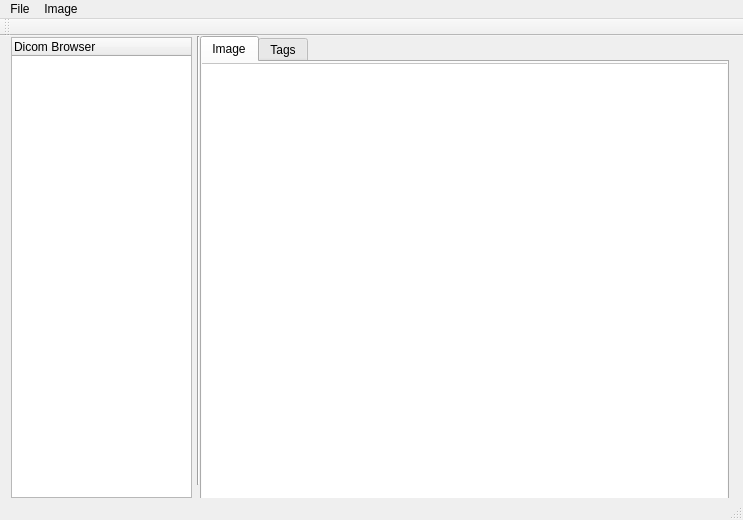
First picture: the form in mainwindow.ui, repository camol/DicomView, before the edit.
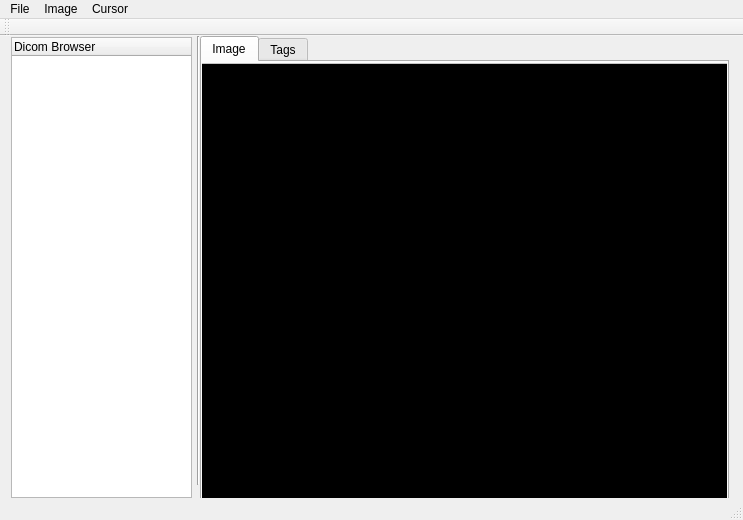
Second picture: the form after the edit.

Diff of the .ui file:
```diff
--- a/mainwindow.ui
+++ b/mainwindow.ui
@@ -81,18 +81,18 @@
          <colorrole role="Light">
           <brush brushstyle="SolidPattern">
            <color alpha="255">
-            <red>255</red>
-            <green>255</green>
-            <blue>255</blue>
+            <red>0</red>
+            <green>0</green>
+            <blue>0</blue>
            </color>
           </brush>
          </colorrole>
          <colorrole role="Midlight">
           <brush brushstyle="SolidPattern">
            <color alpha="255">
-            <red>255</red>
-            <green>255</green>
-            <blue>255</blue>
+            <red>0</red>
+            <green>0</green>
+            <blue>0</blue>
            </color>
           </brush>
          </colorrole>
@@ -144,9 +144,9 @@
          <colorrole role="Base">
           <brush brushstyle="SolidPattern">
            <color alpha="255">
-            <red>255</red>
-            <green>255</green>
-            <blue>255</blue>
+            <red>0</red>
+            <green>0</green>
+            <blue>0</blue>
            </color>
           </brush>
          </colorrole>
@@ -218,18 +218,18 @@
          <colorrole role="Light">
           <brush brushstyle="SolidPattern">
            <color alpha="255">
-            <red>255</red>
-            <green>255</green>
-            <blue>255</blue>
+            <red>0</red>
+            <green>0</green>
+            <blue>0</blue>
            </color>
           </brush>
          </colorrole>
          <colorrole role="Midlight">
           <brush brushstyle="SolidPattern">
            <color alpha="255">
-            <red>255</red>
-            <green>255</green>
-            <blue>255</blue>
+            <red>0</red>
+            <green>0</green>
+            <blue>0</blue>
            </color>
           </brush>
          </colorrole>
@@ -281,9 +281,9 @@
          <colorrole role="Base">
           <brush brushstyle="SolidPattern">
            <color alpha="255">
-            <red>255</red>
-            <green>255</green>
-            <blue>255</blue>
+            <red>0</red>
+            <green>0</green>
+            <blue>0</blue>
            </color>
           </brush>
          </colorrole>
@@ -355,18 +355,18 @@
          <colorrole role="Light">
           <brush brushstyle="SolidPattern">
            <color alpha="255">
-            <red>255</red>
-            <green>255</green>
-            <blue>255</blue>
+            <red>0</red>
+            <green>0</green>
+            <blue>0</blue>
            </color>
           </brush>
          </colorrole>
          <colorrole role="Midlight">
           <brush brushstyle="SolidPattern">
            <color alpha="255">
-            <red>255</red>
-            <green>255</green>
-            <blue>255</blue>
+            <red>0</red>
+            <green>0</green>
+            <blue>0</blue>
            </color>
           </brush>
          </colorrole>
@@ -1749,6 +1749,314 @@
        <string/>
       </property>
      </widget>
+     <widget class="QLabel" name="label">
+      <property name="geometry">
+       <rect>
+        <x>220</x>
+        <y>30</y>
+        <width>81</width>
+        <height>51</height>
+       </rect>
+      </property>
+      <property name="palette">
+       <palette>
+        <active>
+         <colorrole role="WindowText">
+          <brush brushstyle="SolidPattern">
+           <color alpha="255">
+            <red>255</red>
+            <green>255</green>
+            <blue>255</blue>
+           </color>
+          </brush>
+         </colorrole>
+         <colorrole role="Text">
+          <brush brushstyle="SolidPattern">
+           <color alpha="255">
+            <red>255</red>
+            <green>255</green>
+            <blue>255</blue>
+           </color>
+          </brush>
+         </colorrole>
+        </active>
+        <inactive>
+         <colorrole role="WindowText">
+          <brush brushstyle="SolidPattern">
+           <color alpha="255">
+            <red>255</red>
+            <green>255</green>
+            <blue>255</blue>
+           </color>
+          </brush>
+         </colorrole>
+         <colorrole role="Text">
+          <brush brushstyle="SolidPattern">
+           <color alpha="255">
+            <red>255</red>
+            <green>255</green>
+            <blue>255</blue>
+           </color>
+          </brush>
+         </colorrole>
+        </inactive>
+        <disabled>
+         <colorrole role="WindowText">
+          <brush brushstyle="SolidPattern">
+           <color alpha="255">
+            <red>120</red>
+            <green>120</green>
+            <blue>120</blue>
+           </color>
+          </brush>
+         </colorrole>
+         <colorrole role="Text">
+          <brush brushstyle="SolidPattern">
+           <color alpha="255">
+            <red>120</red>
+            <green>120</green>
+            <blue>120</blue>
+           </color>
+          </brush>
+         </colorrole>
+        </disabled>
+       </palette>
+      </property>
+      <property name="text">
+       <string/>
+      </property>
+     </widget>
+     <widget class="QLabel" name="label2">
+      <property name="geometry">
+       <rect>
+        <x>350</x>
+        <y>40</y>
+        <width>81</width>
+        <height>51</height>
+       </rect>
+      </property>
+      <property name="palette">
+       <palette>
+        <active>
+         <colorrole role="WindowText">
+          <brush brushstyle="SolidPattern">
+           <color alpha="255">
+            <red>255</red>
+            <green>255</green>
+            <blue>255</blue>
+           </color>
+          </brush>
+         </colorrole>
+         <colorrole role="Text">
+          <brush brushstyle="SolidPattern">
+           <color alpha="255">
+            <red>255</red>
+            <green>255</green>
+            <blue>255</blue>
+           </color>
+          </brush>
+         </colorrole>
+        </active>
+        <inactive>
+         <colorrole role="WindowText">
+          <brush brushstyle="SolidPattern">
+           <color alpha="255">
+            <red>255</red>
+            <green>255</green>
+            <blue>255</blue>
+           </color>
+          </brush>
+         </colorrole>
+         <colorrole role="Text">
+          <brush brushstyle="SolidPattern">
+           <color alpha="255">
+            <red>255</red>
+            <green>255</green>
+            <blue>255</blue>
+           </color>
+          </brush>
+         </colorrole>
+        </inactive>
+        <disabled>
+         <colorrole role="WindowText">
+          <brush brushstyle="SolidPattern">
+           <color alpha="255">
+            <red>120</red>
+            <green>120</green>
+            <blue>120</blue>
+           </color>
+          </brush>
+         </colorrole>
+         <colorrole role="Text">
+          <brush brushstyle="SolidPattern">
+           <color alpha="255">
+            <red>120</red>
+            <green>120</green>
+            <blue>120</blue>
+           </color>
+          </brush>
+         </colorrole>
+        </disabled>
+       </palette>
+      </property>
+      <property name="text">
+       <string/>
+      </property>
+     </widget>
+     <widget class="QLabel" name="label3">
+      <property name="geometry">
+       <rect>
+        <x>210</x>
+        <y>110</y>
+        <width>81</width>
+        <height>41</height>
+       </rect>
+      </property>
+      <property name="palette">
+       <palette>
+        <active>
+         <colorrole role="WindowText">
+          <brush brushstyle="SolidPattern">
+           <color alpha="255">
+            <red>255</red>
+            <green>255</green>
+            <blue>255</blue>
+           </color>
+          </brush>
+         </colorrole>
+         <colorrole role="Text">
+          <brush brushstyle="SolidPattern">
+           <color alpha="255">
+            <red>255</red>
+            <green>255</green>
+            <blue>255</blue>
+           </color>
+          </brush>
+         </colorrole>
+        </active>
+        <inactive>
+         <colorrole role="WindowText">
+          <brush brushstyle="SolidPattern">
+           <color alpha="255">
+            <red>255</red>
+            <green>255</green>
+            <blue>255</blue>
+           </color>
+          </brush>
+         </colorrole>
+         <colorrole role="Text">
+          <brush brushstyle="SolidPattern">
+           <color alpha="255">
+            <red>255</red>
+            <green>255</green>
+            <blue>255</blue>
+           </color>
+          </brush>
+         </colorrole>
+        </inactive>
+        <disabled>
+         <colorrole role="WindowText">
+          <brush brushstyle="SolidPattern">
+           <color alpha="255">
+            <red>120</red>
+            <green>120</green>
+            <blue>120</blue>
+           </color>
+          </brush>
+         </colorrole>
+         <colorrole role="Text">
+          <brush brushstyle="SolidPattern">
+           <color alpha="255">
+            <red>120</red>
+            <green>120</green>
+            <blue>120</blue>
+           </color>
+          </brush>
+         </colorrole>
+        </disabled>
+       </palette>
+      </property>
+      <property name="text">
+       <string/>
+      </property>
+     </widget>
+     <widget class="QLabel" name="label4">
+      <property name="geometry">
+       <rect>
+        <x>370</x>
+        <y>110</y>
+        <width>81</width>
+        <height>51</height>
+       </rect>
+      </property>
+      <property name="palette">
+       <palette>
+        <active>
+         <colorrole role="WindowText">
+          <brush brushstyle="SolidPattern">
+           <color alpha="255">
+            <red>255</red>
+            <green>255</green>
+            <blue>255</blue>
+           </color>
+          </brush>
+         </colorrole>
+         <colorrole role="Text">
+          <brush brushstyle="SolidPattern">
+           <color alpha="255">
+            <red>255</red>
+            <green>255</green>
+            <blue>255</blue>
+           </color>
+          </brush>
+         </colorrole>
+        </active>
+        <inactive>
+         <colorrole role="WindowText">
+          <brush brushstyle="SolidPattern">
+           <color alpha="255">
+            <red>255</red>
+            <green>255</green>
+            <blue>255</blue>
+           </color>
+          </brush>
+         </colorrole>
+         <colorrole role="Text">
+          <brush brushstyle="SolidPattern">
+           <color alpha="255">
+            <red>255</red>
+            <green>255</green>
+            <blue>255</blue>
+           </color>
+          </brush>
+         </colorrole>
+        </inactive>
+        <disabled>
+         <colorrole role="WindowText">
+          <brush brushstyle="SolidPattern">
+           <color alpha="255">
+            <red>120</red>
+            <green>120</green>
+            <blue>120</blue>
+           </color>
+          </brush>
+         </colorrole>
+         <colorrole role="Text">
+          <brush brushstyle="SolidPattern">
+           <color alpha="255">
+            <red>120</red>
+            <green>120</green>
+            <blue>120</blue>
+           </color>
+          </brush>
+         </colorrole>
+        </disabled>
+       </palette>
+      </property>
+      <property name="text">
+       <string/>
+      </property>
+     </widget>
     </widget>
     <widget class="QWidget" name="tab_tags">
      <attribute name="title">
@@ -1928,9 +2236,18 @@
     </widget>
     <addaction name="menuPresets"/>
     <addaction name="menuZoom"/>
+    <addaction name="menuRotate"/>
+   </widget>
+   <widget class="QMenu" name="menuCursor">
+    <property name="title">
+     <string>Cursor</string>
+    </property>
+    <addaction name="actionDrag"/>
+    <addaction name="actionManual_Windowing"/>
    </widget>
    <addaction name="menuOpen"/>
    <addaction name="menuImage"/>
+   <addaction name="menuCursor"/>
   </widget>
   <widget class="QToolBar" name="mainToolBar">
    <attribute name="toolBarArea">
```
Left out of the diff: 64 changed lines with no effect on the pictures.
